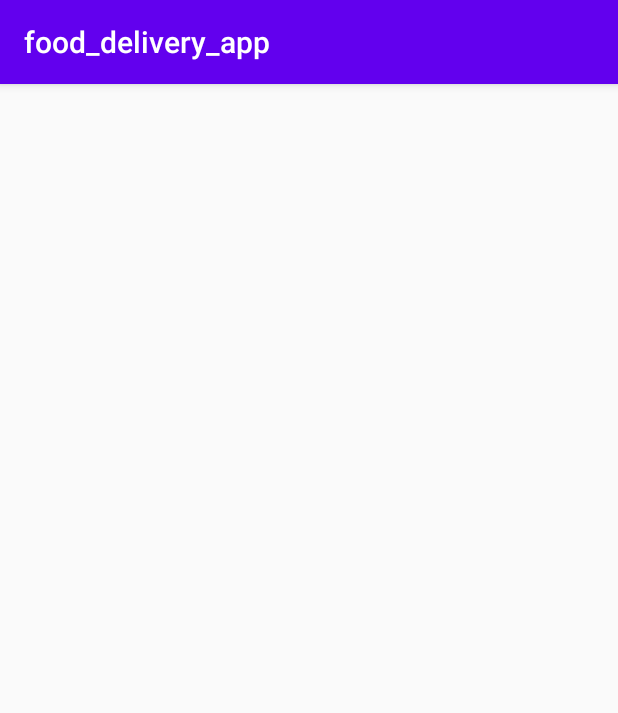
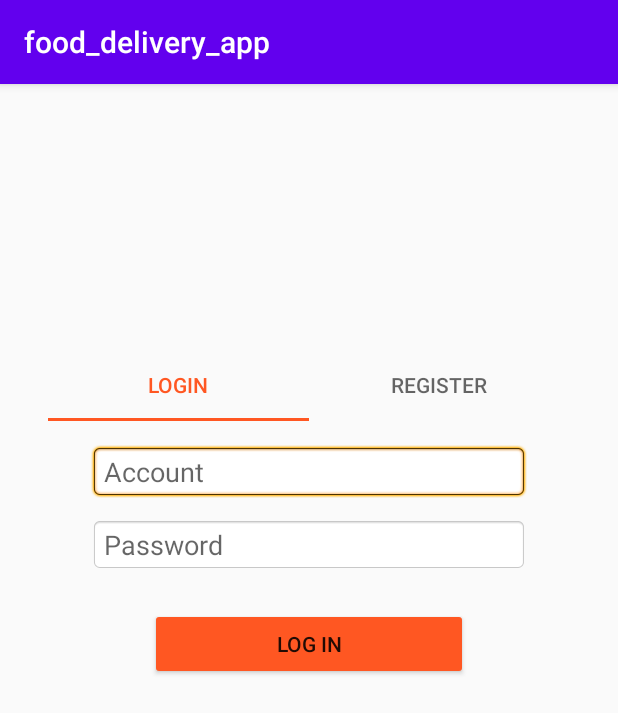
Before and after one commit to YongXiang12/Food_delivery_application, an Android app: the LoginActivity screen opened directly, with no data from a screen before it, on a phone screen of 412 x 824 dp. Shown: the top 713 px of the screen. Run offline under Robolectric (Android 15) with nearby library versions, the phone set to English and light mode, and no system bars.

Commit message:
merge 側邊選單點擊login跳轉頁面到login ui

```diff
--- a/app/build.gradle
+++ b/app/build.gradle
@@ -39,6 +39,7 @@ dependencies {
     implementation 'androidx.lifecycle:lifecycle-viewmodel-ktx:2.4.1'
     implementation 'androidx.navigation:navigation-fragment:2.4.2'
     implementation 'androidx.navigation:navigation-ui:2.4.2'
+    implementation 'androidx.legacy:legacy-support-v4:1.0.0'
 
     testImplementation 'junit:junit:4.13.2'
     androidTestImplementation 'androidx.test.ext:junit:1.1.3'
--- /dev/null
+++ b/app/src/main/java/fcu/mp110/food_delivery_app/ui/login/Fragment1.java
@@ -0,0 +1,62 @@
+package fcu.mp110.food_delivery_app.ui.login;
+
+import android.os.Bundle;
+
+import androidx.fragment.app.Fragment;
+
+import android.view.LayoutInflater;
+import android.view.View;
+import android.view.ViewGroup;
+
+import fcu.mp110.food_delivery_app.R;
+
+
+public class Fragment1 extends Fragment {
+    /*
+    // TODO: Rename parameter arguments, choose names that match
+    // the fragment initialization parameters, e.g. ARG_ITEM_NUMBER
+    private static final String ARG_PARAM1 = "param1";
+    private static final String ARG_PARAM2 = "param2";
+
+    // TODO: Rename and change types of parameters
+    private String mParam1;
+    private String mParam2;
+
+    public Fragment1() {
+        // Required empty public constructor
+    }
+
+    /**
+     * Use this factory method to create a new instance of
+     * this fragment using the provided parameters.
+     *
+     * @param param1 Parameter 1.
+     * @param param2 Parameter 2.
+     * @return A new instance of fragment Fragment1.
+
+    // TODO: Rename and change types and number of parameters
+    public static Fragment1 newInstance(String param1, String param2) {
+        Fragment1 fragment = new Fragment1();
+        Bundle args = new Bundle();
+        args.putString(ARG_PARAM1, param1);
+        args.putString(ARG_PARAM2, param2);
+        fragment.setArguments(args);
+        return fragment;
+    }
+
+    @Override
+    public void onCreate(Bundle savedInstanceState) {
+        super.onCreate(savedInstanceState);
+        if (getArguments() != null) {
+            mParam1 = getArguments().getString(ARG_PARAM1);
+            mParam2 = getArguments().getString(ARG_PARAM2);
+        }
+    }
+    */
+    @Override
+    public View onCreateView(LayoutInflater inflater, ViewGroup container,
+                             Bundle savedInstanceState) {
+        // Inflate the layout for this fragment
+        return inflater.inflate(R.layout.fragment_1, container, false);
+    }
+}
--- /dev/null
+++ b/app/src/main/java/fcu/mp110/food_delivery_app/ui/login/Fragment2.java
@@ -0,0 +1,22 @@
+package fcu.mp110.food_delivery_app.ui.login;
+
+import android.os.Bundle;
+
+import androidx.fragment.app.Fragment;
+
+import android.view.LayoutInflater;
+import android.view.View;
+import android.view.ViewGroup;
+
+import fcu.mp110.food_delivery_app.R;
+
+
+public class Fragment2 extends Fragment {
+
+    @Override
+    public View onCreateView(LayoutInflater inflater, ViewGroup container,
+                             Bundle savedInstanceState) {
+        // Inflate the layout for this fragment
+        return inflater.inflate(R.layout.fragment_2, container, false);
+    }
+}
--- a/app/src/main/java/fcu/mp110/food_delivery_app/ui/login/LoginActivity.java
+++ b/app/src/main/java/fcu/mp110/food_delivery_app/ui/login/LoginActivity.java
@@ -1,16 +1,34 @@
 package fcu.mp110.food_delivery_app.ui.login;
 
 import androidx.appcompat.app.AppCompatActivity;
+import androidx.fragment.app.FragmentPagerAdapter;
+import androidx.viewpager.widget.ViewPager;
 
 import android.os.Bundle;
+
+import com.google.android.material.tabs.TabLayout;
 
 import fcu.mp110.food_delivery_app.R;
 
 public class LoginActivity extends AppCompatActivity {
 
+    private TabLayout tabLayout;
+    private ViewPager viewPager;
+
     @Override
     protected void onCreate(Bundle savedInstanceState) {
         super.onCreate(savedInstanceState);
         setContentView(R.layout.activity_login);
+
+        tabLayout = findViewById(R.id.tablayout);
+        viewPager = findViewById(R.id.viewpager);
+
+        tabLayout.setupWithViewPager(viewPager);
+
+        VPAdapter vpAdapter = new VPAdapter(getSupportFragmentManager(), FragmentPagerAdapter.BEHAVIOR_RESUME_ONLY_CURRENT_FRAGMENT);
+        vpAdapter.addFragment(new Fragment1(), "Login");
+        vpAdapter.addFragment(new Fragment2(), "Register");
+
+        viewPager.setAdapter(vpAdapter);
     }
 }
--- /dev/null
+++ b/app/src/main/java/fcu/mp110/food_delivery_app/ui/login/VPAdapter.java
@@ -0,0 +1,44 @@
+package fcu.mp110.food_delivery_app.ui.login;
+
+import androidx.annotation.NonNull;
+import androidx.annotation.Nullable;
+import androidx.fragment.app.Fragment;
+import androidx.fragment.app.FragmentManager;
+import androidx.fragment.app.FragmentPagerAdapter;
+
+import java.util.ArrayList;
+
+public class VPAdapter extends FragmentPagerAdapter {
+
+    private final ArrayList<Fragment> fragmentArrayList = new ArrayList<>();
+    private final ArrayList<String> fragmentTitle = new ArrayList<>();
+
+    public VPAdapter(@NonNull FragmentManager fm, int behavior) {
+        super(fm, behavior);
+    }
+
+    @NonNull
+    @Override
+    public Fragment getItem(int position) {
+        return fragmentArrayList.get(position);
+    }
+
+    @Override
+    public int getCount() {
+        return fragmentArrayList.size();
+    }
+
+    public void addFragment(Fragment fragment, String title){
+
+        fragmentArrayList.add(fragment);
+        fragmentTitle.add(title);
+    }
+
+    @Nullable
+    @Override
+    public CharSequence getPageTitle(int position) {
+
+
+        return fragmentTitle.get(position);
+    }
+}
--- a/app/src/main/res/layout/activity_login.xml
+++ b/app/src/main/res/layout/activity_login.xml
@@ -4,6 +4,47 @@
     xmlns:tools="http://schemas.android.com/tools"
     android:layout_width="match_parent"
     android:layout_height="match_parent"
-    tools:context=".ui.login.LoginActivity">
+    tools:context=".MainActivity">
+
+    <com.google.android.material.tabs.TabLayout
+        android:id="@+id/tablayout"
+        android:layout_width="0dp"
+        android:layout_height="wrap_content"
+        android:layout_marginStart="32dp"
+        android:layout_marginEnd="32dp"
+        app:layout_constraintBottom_toBottomOf="parent"
+        app:layout_constraintEnd_toEndOf="parent"
+        app:layout_constraintHorizontal_bias="0.495"
+        app:layout_constraintStart_toStartOf="parent"
+        app:layout_constraintTop_toTopOf="parent"
+        app:layout_constraintVertical_bias="0.245"
+        app:tabIndicatorColor="#FF5722"
+        app:tabSelectedTextColor="#FF5722">
+
+        <com.google.android.material.tabs.TabItem
+            android:id="@+id/tab_signIn"
+            android:layout_width="wrap_content"
+            android:layout_height="wrap_content"
+            android:text="SIGN-IN" />
+
+        <com.google.android.material.tabs.TabItem
+            android:id="@+id/tab_register"
+            android:layout_width="wrap_content"
+            android:layout_height="wrap_content"
+            android:text="Register" />
+
+    </com.google.android.material.tabs.TabLayout>
+
+    <androidx.viewpager.widget.ViewPager
+        android:id="@+id/viewpager"
+        android:layout_width="match_parent"
+        android:layout_height="wrap_content"
+        app:layout_constraintBottom_toBottomOf="parent"
+        app:layout_constraintEnd_toEndOf="parent"
+        app:layout_constraintHorizontal_bias="0.5"
+        app:layout_constraintStart_toStartOf="parent"
+        app:layout_constraintTop_toBottomOf="@+id/tablayout"
+        tools:ignore="SpeakableTextPresentCheck" />
+
 
 </androidx.constraintlayout.widget.ConstraintLayout>
--- /dev/null
+++ b/app/src/main/res/layout/fragment_1.xml
@@ -0,0 +1,77 @@
+<?xml version="1.0" encoding="utf-8"?>
+<FrameLayout xmlns:android="http://schemas.android.com/apk/res/android"
+    xmlns:app="http://schemas.android.com/apk/res-auto"
+    xmlns:tools="http://schemas.android.com/tools"
+    android:layout_width="match_parent"
+    android:layout_height="match_parent"
+    tools:context=".ui.login.Fragment1">
+
+    <!-- TODO: Update blank fragment layout -->
+
+    <androidx.constraintlayout.widget.ConstraintLayout
+        android:layout_width="match_parent"
+        android:layout_height="match_parent">
+
+        <TextView
+            android:id="@+id/textView"
+            android:layout_width="wrap_content"
+            android:layout_height="wrap_content"
+            android:gravity="center"
+            android:textColor="@color/black"
+            android:textSize="20dp"
+            app:layout_constraintBottom_toBottomOf="parent"
+            app:layout_constraintEnd_toEndOf="parent"
+            app:layout_constraintHorizontal_bias="0.498"
+            app:layout_constraintStart_toStartOf="parent"
+            app:layout_constraintTop_toTopOf="parent"
+            app:layout_constraintVertical_bias="0.0" />
+
+        <EditText
+            android:id="@+id/Account"
+            android:layout_width="0dp"
+            android:layout_height="wrap_content"
+            android:layout_marginStart="60dp"
+            android:layout_marginTop="100dp"
+            android:layout_marginEnd="60dp"
+            android:background="@android:drawable/editbox_background"
+            android:ems="10"
+            android:hint="Account"
+            android:inputType="textPersonName"
+            app:layout_constraintEnd_toEndOf="parent"
+            app:layout_constraintHorizontal_bias="0.0"
+            app:layout_constraintStart_toStartOf="parent"
+            app:layout_constraintTop_toBottomOf="@+id/textView" />
+
+        <EditText
+            android:id="@+id/Password"
+            android:layout_width="0dp"
+            android:layout_height="wrap_content"
+            android:layout_marginStart="60dp"
+            android:layout_marginTop="12dp"
+            android:layout_marginEnd="60dp"
+            android:background="@android:drawable/editbox_background"
+            android:ems="10"
+            android:hint="Password"
+            android:inputType="textPersonName"
+            app:layout_constraintEnd_toEndOf="parent"
+            app:layout_constraintHorizontal_bias="0.502"
+            app:layout_constraintStart_toStartOf="parent"
+            app:layout_constraintTop_toBottomOf="@+id/Account" />
+
+        <Button
+            android:id="@+id/login_btn"
+            android:layout_width="0dp"
+            android:layout_height="wrap_content"
+            android:layout_marginStart="100dp"
+            android:layout_marginEnd="100dp"
+            android:backgroundTint="#FF5722"
+            android:text="Log In"
+            app:layout_constraintBottom_toBottomOf="parent"
+            app:layout_constraintEnd_toEndOf="parent"
+            app:layout_constraintHorizontal_bias="0.498"
+            app:layout_constraintStart_toStartOf="parent"
+            app:layout_constraintTop_toBottomOf="@+id/Password"
+            app:layout_constraintVertical_bias="0.047" />
+    </androidx.constraintlayout.widget.ConstraintLayout>
+
+</FrameLayout>
--- a/app/src/main/res/values/strings.xml
+++ b/app/src/main/res/values/strings.xml
@@ -12,4 +12,6 @@
     <string name="menu_home">Home</string>
     <string name="menu_gallery">Gallery</string>
     <string name="menu_slideshow">Slideshow</string>
+    <!-- TODO: Remove or change this placeholder text -->
+    <string name="hello_blank_fragment">Hello blank fragment</string>
 </resources>
```
Also changed, not shown: app/src/main/res/layout/fragment_2.xml (added, +91 -0 lines).
